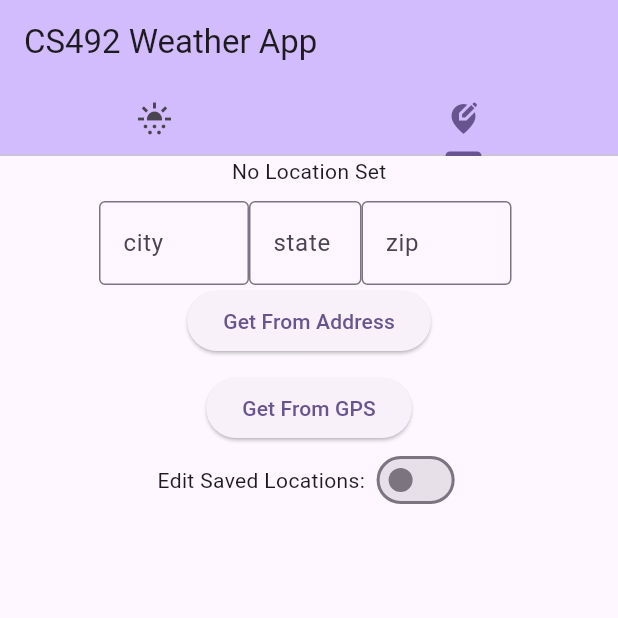
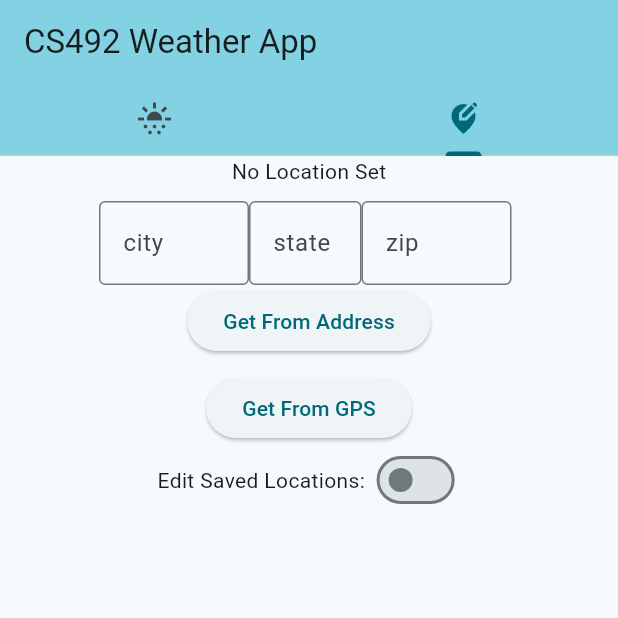
Before and after one commit to xander1111/cs492-weather-app, a Flutter app: the screen it shows after launch, tab 2 chosen, on a phone screen of 412 x 824 dp, the top half of it. Run offline on Flutter 3.47's test engine with Material 3 defaults, Android fonts, the phone set to English and light mode, and no system bars; our stand-ins replace flutter_svg, geocoding, geolocator, sqflite; accounts and stored records are empty.

Commit message:
added branch for assignment

```diff
--- a/lib/main.dart
+++ b/lib/main.dart
@@ -5,6 +5,7 @@ import 'package:weatherapp/widgets/location/location_tab_widget.dart';
 import 'package:weatherapp/providers/location_provider.dart';
 import 'package:weatherapp/providers/forecast_provider.dart';
 
+// TODOS: The TODOs are located in Assignment8-1 in canvas assignments
 void main() {
   runApp(MultiProvider(providers: [
     ChangeNotifierProvider(create: (context) => ForecastProvider()),
@@ -23,8 +24,9 @@ class MyApp extends StatelessWidget {
   Widget build(BuildContext context) {
     return MaterialApp(
       title: title,
+      darkTheme: ThemeData.dark(),
       theme: ThemeData(
-        colorScheme: ColorScheme.fromSeed(seedColor: Colors.deepPurple),
+        colorScheme: ColorScheme.fromSeed(seedColor: const Color.fromARGB(255, 143, 216, 233)),
         useMaterial3: true,
       ),
       home: MyHomePage(title: title),
--- a/lib/utils/location_storage.dart
+++ b/lib/utils/location_storage.dart
@@ -8,6 +8,7 @@ import 'package:path_provider/path_provider.dart';
 
 import 'package:weatherapp/models/location.dart' as location;
 
+@Deprecated("Replaced with database functionality")
 class LocationStorage {
   // Getting the local path to save the file
   Future<String> get _localPath async {
--- a/lib/widgets/forecast/forecast_tab_widget.dart
+++ b/lib/widgets/forecast/forecast_tab_widget.dart
@@ -1,7 +1,6 @@
 import 'package:flutter/material.dart';
 import 'package:provider/provider.dart';
 import 'package:weatherapp/providers/forecast_provider.dart';
-import 'package:weatherapp/providers/location_provider.dart';
 
 import 'package:weatherapp/widgets/location/location_widget.dart';
 import 'package:weatherapp/widgets/forecast/forecast_summary/forecast_summaries_widget.dart';
@@ -13,14 +12,13 @@ class ForecastTabWidget extends StatelessWidget {
   @override
   Widget build(BuildContext context) {
     var forecastProvider = Provider.of<ForecastProvider>(context);
-    var locationProvider = Provider.of<LocationProvider>(context);
 
     return Padding(
       padding: const EdgeInsets.all(16.0),
       child: Center(
         child: Column(
           children: [
-            LocationWidget(location: locationProvider.activeLocation),
+            LocationWidget(),
             ForecastWidget(),
             ForecastSummariesWidget(forecasts: forecastProvider.forecastsDaily),
             ForecastSummariesWidget(
```
Also changed, not shown: lib/widgets/location/location_widget.dart (+6 -6 lines).
